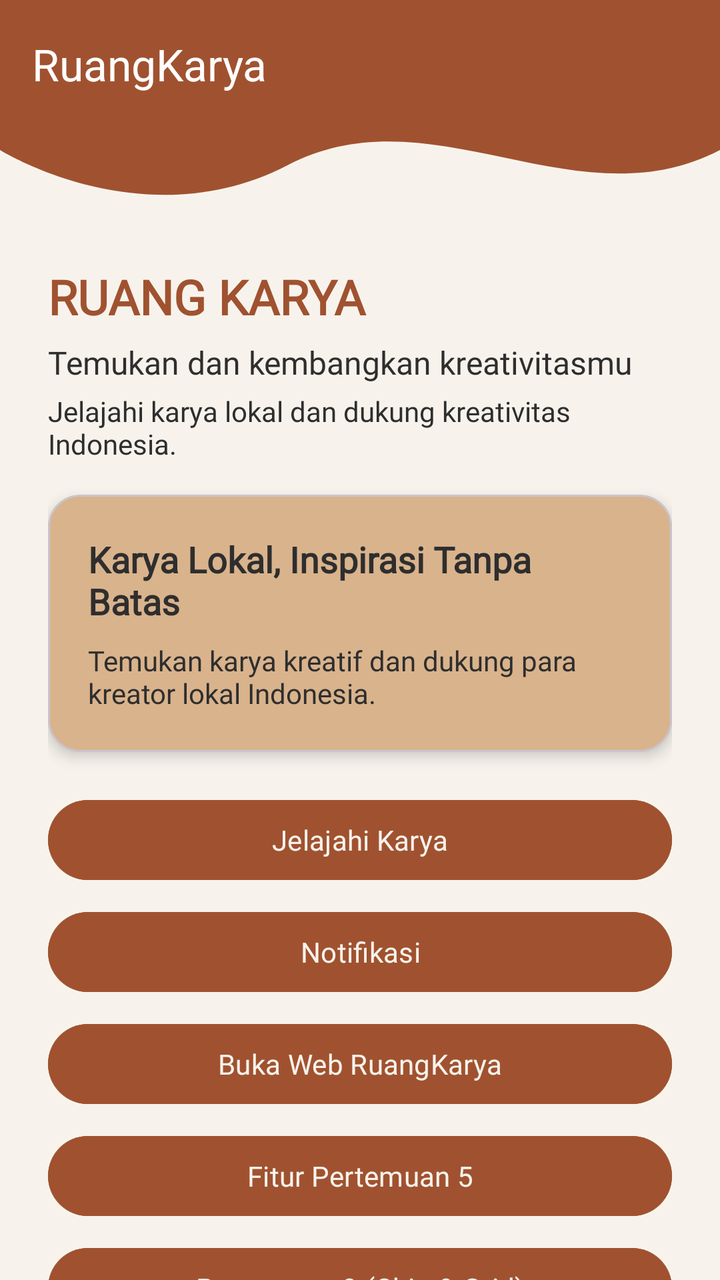
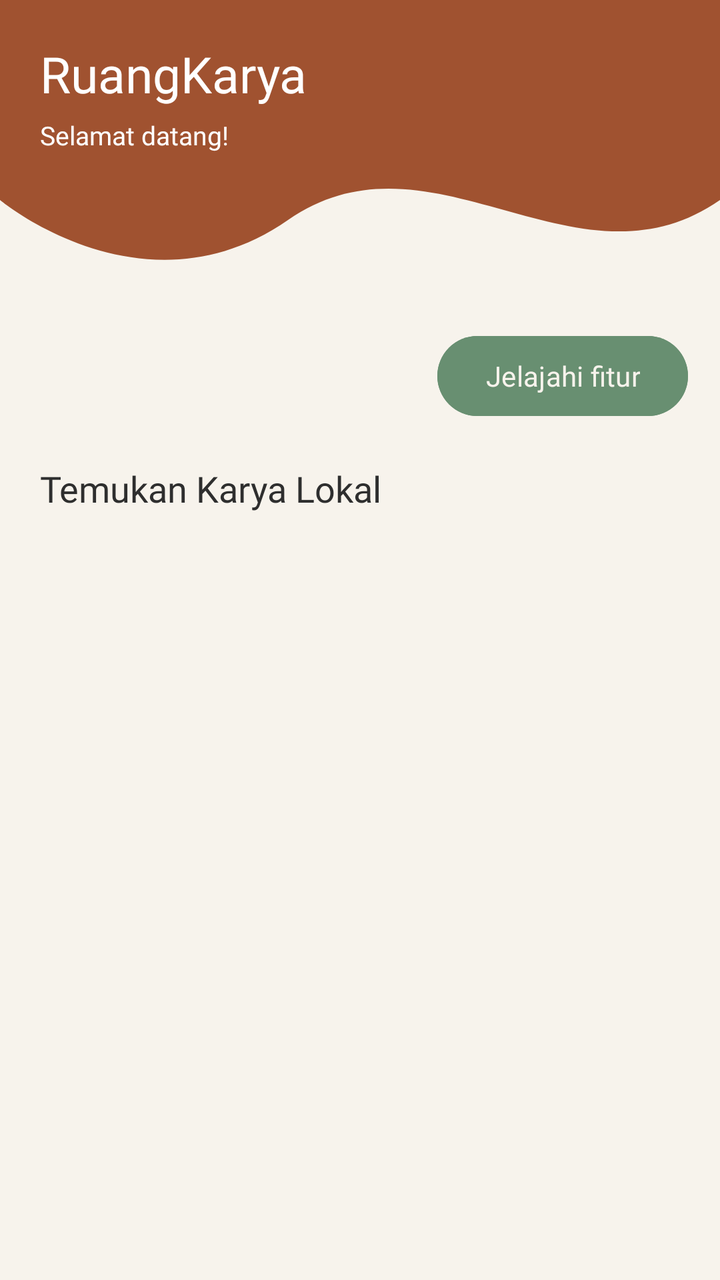

Two renders of the same Android screen: before a commit and after it. Below are the layout's source before the change and the commit's diff.
<!-- AndroidManifest.xml: application theme Theme.RuangKarya -->
<!-- res/layout/fragment_home.xml -->
<?xml version="1.0" encoding="utf-8"?>
<androidx.constraintlayout.widget.ConstraintLayout
    xmlns:android="http://schemas.android.com/apk/res/android"
    xmlns:app="http://schemas.android.com/apk/res-auto"
    xmlns:tools="http://schemas.android.com/tools"
    android:layout_width="match_parent"
    android:layout_height="match_parent"
    android:background="@color/cream"
    tools:context=".Home.HomeFragment"
    android:fontFamily="@font/poppinsregular">

    
    <View
        android:id="@+id/viewHeaderWave"
        android:layout_width="0dp"
        android:layout_height="120dp"
        android:background="@drawable/bg_header_wave"
        app:layout_constraintTop_toTopOf="parent"
        app:layout_constraintStart_toStartOf="parent"
        app:layout_constraintEnd_toEndOf="parent" />

    
    <androidx.appcompat.widget.Toolbar
        android:id="@+id/toolbar"
        android:layout_width="0dp"
        android:layout_height="?attr/actionBarSize"
        android:background="@android:color/transparent"
        app:title="RuangKarya"
        app:titleTextColor="@android:color/white"
        app:layout_constraintTop_toTopOf="parent"
        app:layout_constraintStart_toStartOf="parent"
        app:layout_constraintEnd_toEndOf="parent" />

    
    <androidx.core.widget.NestedScrollView
        android:layout_width="0dp"
        android:layout_height="0dp"
        android:fillViewport="true"
        app:layout_constraintTop_toBottomOf="@id/viewHeaderWave"
        app:layout_constraintBottom_toBottomOf="parent"
        app:layout_constraintStart_toStartOf="parent"
        app:layout_constraintEnd_toEndOf="parent">

        <LinearLayout
            android:layout_width="match_parent"
            android:layout_height="wrap_content"
            android:orientation="vertical"
            android:paddingHorizontal="24dp"
            android:paddingTop="12dp"
            android:paddingBottom="32dp">

            <TextView
                android:id="@+id/tvWelcome"
                android:layout_width="match_parent"
                android:layout_height="wrap_content"
                android:fontFamily="@font/poppinsbold"
                android:text="RUANG KARYA"
                android:textColor="@color/terracotta"
                android:textSize="24sp"
                android:textStyle="bold" />

            <TextView
                android:id="@+id/txtUsername"
                android:layout_width="match_parent"
                android:layout_height="wrap_content"
                android:layout_marginTop="6dp"
                android:fontFamily="@font/poppinsregular"
                android:text="Temukan dan kembangkan kreativitasmu"
                android:textColor="@color/charcoal"
                android:textSize="16sp" />

            <TextView
                android:id="@+id/txtPassword"
                android:layout_width="match_parent"
                android:layout_height="wrap_content"
                android:layout_marginTop="4dp"
                android:fontFamily="@font/poppinsregular"
                android:text="Jelajahi karya lokal dan dukung kreativitas Indonesia."
                android:textColor="@color/charcoal"
                android:textSize="14sp" />

            
            <com.google.android.material.card.MaterialCardView
                android:id="@+id/cardProject"
                android:layout_width="match_parent"
                android:layout_height="wrap_content"
                android:layout_marginTop="16dp"
                app:cardBackgroundColor="@color/beige"
                app:cardCornerRadius="16dp"
                app:cardElevation="4dp">

                <LinearLayout
                    android:layout_width="match_parent"
                    android:layout_height="wrap_content"
                    android:orientation="vertical"
                    android:padding="20dp">

                    <TextView
                        android:layout_width="match_parent"
                        android:layout_height="wrap_content"
                        android:fontFamily="@font/poppinsbold"
                        android:text="Karya Lokal, Inspirasi Tanpa Batas"
                        android:textColor="@color/charcoal"
                        android:textSize="18sp"
                        android:textStyle="bold" />

                    <TextView
                        android:layout_width="match_parent"
                        android:layout_height="wrap_content"
                        android:layout_marginTop="8dp"
                        android:fontFamily="@font/poppinsregular"
                        android:text="Temukan karya kreatif dan dukung para kreator lokal Indonesia."
                        android:textColor="@color/charcoal"
                        android:textSize="14sp" />
                </LinearLayout>
            </com.google.android.material.card.MaterialCardView>

            
            <com.google.android.material.button.MaterialButton
                android:id="@+id/btnDetail"
                android:layout_width="match_parent"
                android:layout_height="wrap_content"
                android:layout_marginTop="20dp"
                android:backgroundTint="@color/terracotta"
                android:fontFamily="@font/poppinsbold"
                android:text="Jelajahi Karya"
                android:textColor="@color/cream" />

            <com.google.android.material.button.MaterialButton
                android:id="@+id/btnSnackBar"
                android:layout_width="match_parent"
                android:layout_height="wrap_content"
                android:layout_marginTop="8dp"
                android:backgroundTint="@color/terracotta"
                android:fontFamily="@font/poppinsbold"
                android:text="Notifikasi"
                android:textColor="@color/cream" />

            <com.google.android.material.button.MaterialButton
                android:id="@+id/btnWebView"
                android:layout_width="match_parent"
                android:layout_height="wrap_content"
                android:layout_marginTop="8dp"
                android:backgroundTint="@color/terracotta"
                android:fontFamily="@font/poppinsbold"
                android:text="Buka Web RuangKarya"
                android:textColor="@color/cream" />

            <com.google.android.material.button.MaterialButton
                android:id="@+id/btnPertemuan5"
                android:layout_width="match_parent"
                android:layout_height="wrap_content"
                android:layout_marginTop="8dp"
                android:backgroundTint="@color/terracotta"
                android:fontFamily="@font/poppinsbold"
                android:text="Fitur Pertemuan 5"
                android:textColor="@color/cream" />

            <com.google.android.material.button.MaterialButton
                android:id="@+id/btnPertemuan9"
                android:layout_width="match_parent"
                android:layout_height="wrap_content"
                android:layout_marginTop="8dp"
                android:backgroundTint="@color/terracotta"
                android:fontFamily="@font/poppinsbold"
                android:text="Pertemuan 9 (Chip &amp; Grid)"
                android:textColor="@color/cream" />

            <com.google.android.material.button.MaterialButton
                android:id="@+id/btnLogout"
                android:layout_width="match_parent"
                android:layout_height="wrap_content"
                android:layout_marginTop="8dp"
                android:backgroundTint="@color/terracotta"
                android:fontFamily="@font/poppinsbold"
                android:text="Logout"
                android:textColor="@color/cream" />

        </LinearLayout>
    </androidx.core.widget.NestedScrollView>

</androidx.constraintlayout.widget.ConstraintLayout>
<!-- resources referenced by this layout -->
<resources>
  <color name="beige">#D9B38C</color>
  <color name="charcoal">#2E2E2E</color>
  <color name="cream">#F7F3EC</color>
  <color name="terracotta">#A05230</color>
  <!-- drawable bg_header_wave (drawable) -->
  <?xml version="1.0" encoding="utf-8"?>
  <vector xmlns:android="http://schemas.android.com/apk/res/android"
      android:width="400dp"
      android:height="160dp"
      android:viewportWidth="400"
      android:viewportHeight="160">
      <path
          android:fillColor="@color/terracotta"
          android:pathData="M0,0 L400,0 L400,100 C320,150 240,60 160,110 C80,160 0,100 0,100 Z" />
  </vector>
  <style name="Theme.RuangKarya" parent="Base.Theme.RuangKarya" />
  <style name="Base.Theme.RuangKarya" parent="Theme.Material3.DayNight.NoActionBar">
          
          
      </style>
</resources>

<!-- the commit's change to res/layout/fragment_home.xml (unified diff, before → after) -->
@@ -1,182 +1,84 @@
 <?xml version="1.0" encoding="utf-8"?>
-<androidx.constraintlayout.widget.ConstraintLayout
+<LinearLayout
     xmlns:android="http://schemas.android.com/apk/res/android"
     xmlns:app="http://schemas.android.com/apk/res-auto"
     xmlns:tools="http://schemas.android.com/tools"
     android:layout_width="match_parent"
     android:layout_height="match_parent"
+    android:orientation="vertical"
     android:background="@color/cream"
-    tools:context=".Home.HomeFragment"
-    android:fontFamily="@font/poppinsregular">
+    tools:context=".home.HomeFragment">
 
-    
-    <View
-        android:id="@+id/viewHeaderWave"
-        android:layout_width="0dp"
-        android:layout_height="120dp"
-        android:background="@drawable/bg_header_wave"
-        app:layout_constraintTop_toTopOf="parent"
-        app:layout_constraintStart_toStartOf="parent"
-        app:layout_constraintEnd_toEndOf="parent" />
+    <LinearLayout
+        android:layout_width="match_parent"
+        android:layout_height="wrap_content"
+        android:orientation="vertical"
+        android:padding="20dp"
+        android:background="@drawable/bg_header_wave">
 
-    
-    <androidx.appcompat.widget.Toolbar
-        android:id="@+id/toolbar"
-        android:layout_width="0dp"
-        android:layout_height="?attr/actionBarSize"
-        android:background="@android:color/transparent"
-        app:title="RuangKarya"
-        app:titleTextColor="@android:color/white"
-        app:layout_constraintTop_toTopOf="parent"
-        app:layout_constraintStart_toStartOf="parent"
-        app:layout_constraintEnd_toEndOf="parent" />
-
-    
-    <androidx.core.widget.NestedScrollView
-        android:layout_width="0dp"
-        android:layout_height="0dp"
-        android:fillViewport="true"
-        app:layout_constraintTop_toBottomOf="@id/viewHeaderWave"
-        app:layout_constraintBottom_toBottomOf="parent"
-        app:layout_constraintStart_toStartOf="parent"
-        app:layout_constraintEnd_toEndOf="parent">
-
-        <LinearLayout
+        <TextView
             android:layout_width="match_parent"
             android:layout_height="wrap_content"
-            android:orientation="vertical"
-            android:paddingHorizontal="24dp"
-            android:paddingTop="12dp"
-            android:paddingBottom="32dp">
+            android:text="RuangKarya"
+            android:textColor="@android:color/white"
+            android:textSize="25sp"
+            android:fontFamily="@font/poppinsbold" />
 
-            <TextView
-                android:id="@+id/tvWelcome"
-                android:layout_width="match_parent"
-                android:layout_height="wrap_content"
-                android:fontFamily="@font/poppinsbold"
-                android:text="RUANG KARYA"
-                android:textColor="@color/terracotta"
-                android:textSize="24sp"
-                android:textStyle="bold" />
+        <TextView
+            android:id="@+id/tvGreeting"
+            android:layout_width="match_parent"
+            android:layout_height="wrap_content"
+            android:layout_marginTop="5dp"
+            android:text="Selamat datang!"
+            android:textColor="@android:color/white"
+            android:textSize="13sp"
+            android:fontFamily="@font/poppinsregular" />
 
-            <TextView
-                android:id="@+id/txtUsername"
-                android:layout_width="match_parent"
-                android:layout_height="wrap_content"
-                android:layout_marginTop="6dp"
-                android:fontFamily="@font/poppinsregular"
-                android:text="Temukan dan kembangkan kreativitasmu"
-                android:textColor="@color/charcoal"
-                android:textSize="16sp" />
+    </LinearLayout>
 
-            <TextView
-                android:id="@+id/txtPassword"
-                android:layout_width="match_parent"
-                android:layout_height="wrap_content"
-                android:layout_marginTop="4dp"
-                android:fontFamily="@font/poppinsregular"
-                android:text="Jelajahi karya lokal dan dukung kreativitas Indonesia."
-                android:textColor="@color/charcoal"
-                android:textSize="14sp" />
+    <Button
+        android:id="@+id/btnExploreComponents"
+        android:layout_width="wrap_content"
+        android:layout_height="wrap_content"
+        android:layout_gravity="end"
+        android:layout_marginEnd="16dp"
+        android:layout_marginTop="4dp"
+        android:text="Jelajahi fitur"
+        android:textAllCaps="false"
+        android:textColor="@color/cream"
+        android:backgroundTint="@color/sage"
+        android:fontFamily="@font/poppinssemibold" />
 
-            
-            <com.google.android.material.card.MaterialCardView
-                android:id="@+id/cardProject"
-                android:layout_width="match_parent"
-                android:layout_height="wrap_content"
-                android:layout_marginTop="16dp"
-                app:cardBackgroundColor="@color/beige"
-                app:cardCornerRadius="16dp"
-                app:cardElevation="4dp">
+    <TextView
+        android:layout_width="match_parent"
+        android:layout_height="wrap_content"
+        android:layout_marginStart="20dp"
+        android:layout_marginTop="20dp"
+        android:layout_marginBottom="10dp"
+        android:text="Temukan Karya Lokal"
+        android:textColor="@color/charcoal"
+        android:textSize="18sp"
+        android:fontFamily="@font/poppinsbold" />
 
-                <LinearLayout
-                    android:layout_width="match_parent"
-                    android:layout_height="wrap_content"
-                    android:orientation="vertical"
-                    android:padding="20dp">
+    <com.google.android.material.tabs.TabLayout
+        android:id="@+id/tabLayoutCategory"
+        android:layout_width="match_parent"
+        android:layout_height="wrap_content"
+        android:background="@color/cream"
+        app:tabIndicatorColor="@color/terracotta"
+        app:tabSelectedTextColor="@color/terracotta"
+        app:tabTextColor="@color/charcoal"
+        app:tabMode="fixed"
+        app:tabGravity="fill" />
 
-                    <TextView
-                        android:layout_width="match_parent"
-                        android:layout_height="wrap_content"
-                        android:fontFamily="@font/poppinsbold"
-                        android:text="Karya Lokal, Inspirasi Tanpa Batas"
-                        android:textColor="@color/charcoal"
-                        android:textSize="18sp"
-                        android:textStyle="bold" />
+    <androidx.recyclerview.widget.RecyclerView
+        android:id="@+id/recyclerProducts"
+        android:layout_width="match_parent"
+        android:layout_height="0dp"
+        android:layout_weight="1"
+        android:paddingTop="10dp"
+        android:paddingBottom="12dp"
+        android:clipToPadding="false"
+        tools:listitem="@layout/item_product" />
 
-                    <TextView
-                        android:layout_width="match_parent"
-                        android:layout_height="wrap_content"
-                        android:layout_marginTop="8dp"
-                        android:fontFamily="@font/poppinsregular"
-                        android:text="Temukan karya kreatif dan dukung para kreator lokal Indonesia."
-                        android:textColor="@color/charcoal"
-                        android:textSize="14sp" />
-                </LinearLayout>
-            </com.google.android.material.card.MaterialCardView>
-
-            
-            <com.google.android.material.button.MaterialButton
-                android:id="@+id/btnDetail"
-                android:layout_width="match_parent"
-                android:layout_height="wrap_content"
-                android:layout_marginTop="20dp"
-                android:backgroundTint="@color/terracotta"
-                android:fontFamily="@font/poppinsbold"
-                android:text="Jelajahi Karya"
-                android:textColor="@color/cream" />
-
-            <com.google.android.material.button.MaterialButton
-                android:id="@+id/btnSnackBar"
-                android:layout_width="match_parent"
-                android:layout_height="wrap_content"
-                android:layout_marginTop="8dp"
-                android:backgroundTint="@color/terracotta"
-                android:fontFamily="@font/poppinsbold"
-                android:text="Notifikasi"
-                android:textColor="@color/cream" />
-
-            <com.google.android.material.button.MaterialButton
-                android:id="@+id/btnWebView"
-                android:layout_width="match_parent"
-                android:layout_height="wrap_content"
-                android:layout_marginTop="8dp"
-                android:backgroundTint="@color/terracotta"
-                android:fontFamily="@font/poppinsbold"
-                android:text="Buka Web RuangKarya"
-                android:textColor="@color/cream" />
-
-            <com.google.android.material.button.MaterialButton
-                android:id="@+id/btnPertemuan5"
-                android:layout_width="match_parent"
-                android:layout_height="wrap_content"
-                android:layout_marginTop="8dp"
-                android:backgroundTint="@color/terracotta"
-                android:fontFamily="@font/poppinsbold"
-                android:text="Fitur Pertemuan 5"
-                android:textColor="@color/cream" />
-
-            <com.google.android.material.button.MaterialButton
-                android:id="@+id/btnPertemuan9"
-                android:layout_width="match_parent"
-                android:layout_height="wrap_content"
-                android:layout_marginTop="8dp"
-                android:backgroundTint="@color/terracotta"
-                android:fontFamily="@font/poppinsbold"
-                android:text="Pertemuan 9 (Chip &amp; Grid)"
-                android:textColor="@color/cream" />
-
-            <com.google.android.material.button.MaterialButton
-                android:id="@+id/btnLogout"
-                android:layout_width="match_parent"
-                android:layout_height="wrap_content"
-                android:layout_marginTop="8dp"
-                android:backgroundTint="@color/terracotta"
-                android:fontFamily="@font/poppinsbold"
-                android:text="Logout"
-                android:textColor="@color/cream" />
-
-        </LinearLayout>
-    </androidx.core.widget.NestedScrollView>
-
-</androidx.constraintlayout.widget.ConstraintLayout>
+</LinearLayout>
<!-- resource entries referenced after the edit -->
@@ -1,8 +1,8 @@
 <!-- resources referenced by this layout -->
 <resources>
-  <color name="beige">#D9B38C</color>
   <color name="charcoal">#2E2E2E</color>
   <color name="cream">#F7F3EC</color>
+  <color name="sage">#688F71</color>
   <color name="terracotta">#A05230</color>
   <!-- drawable bg_header_wave (drawable) -->
   <?xml version="1.0" encoding="utf-8"?>
